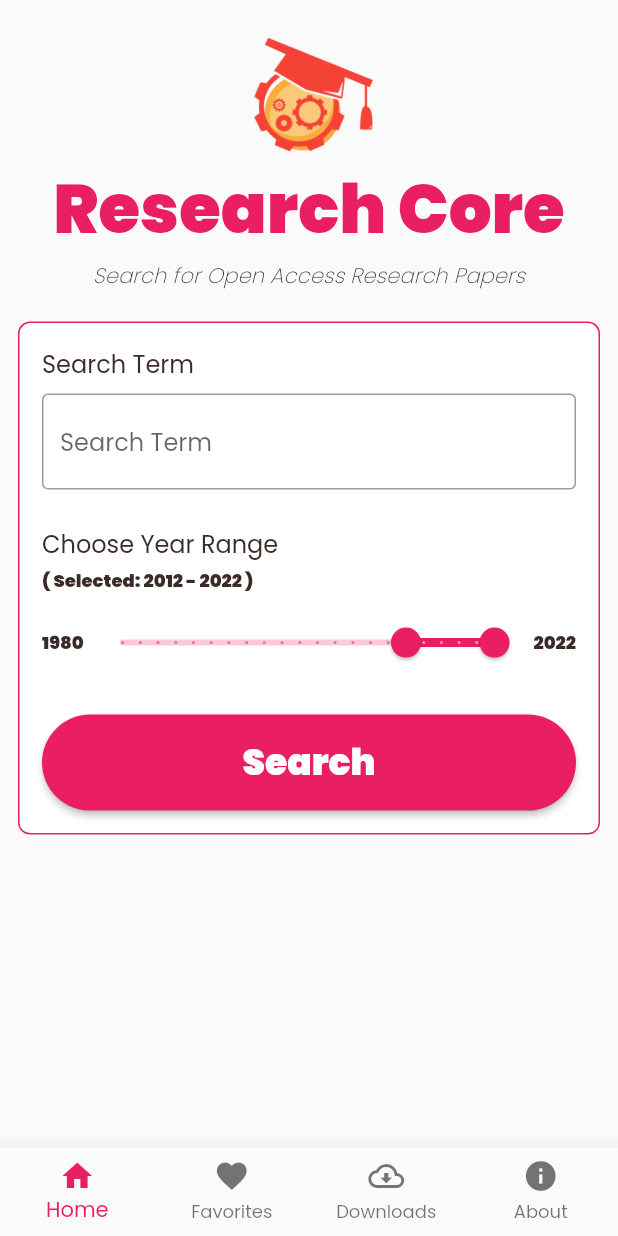
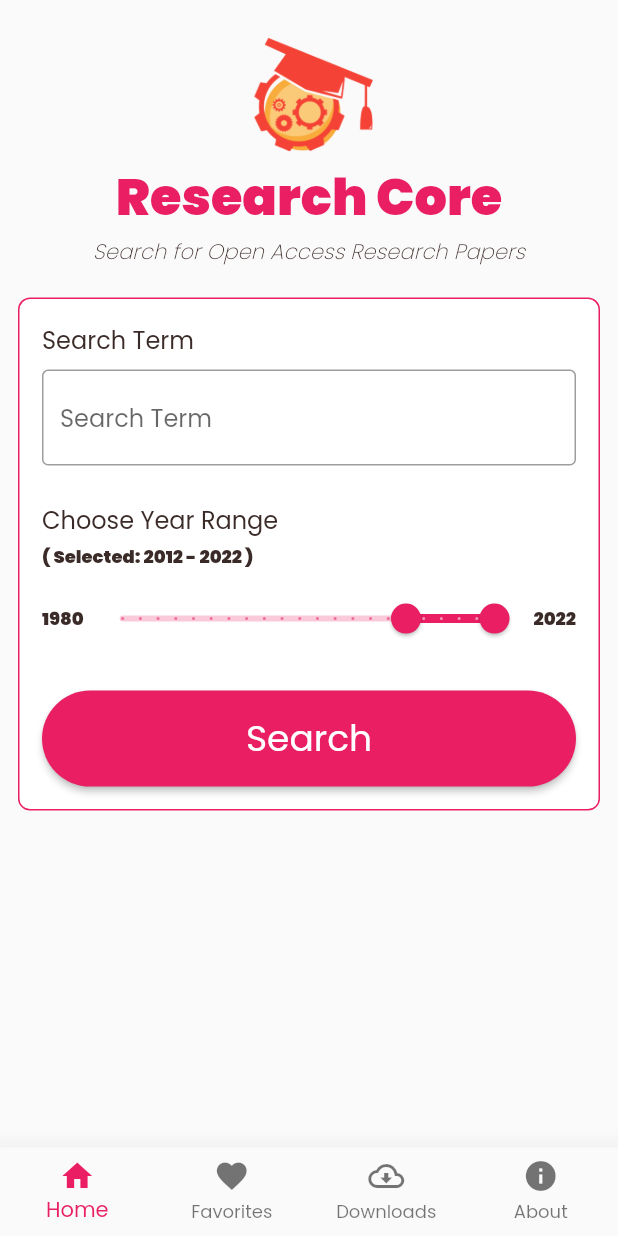
Before and after one commit to 99darshan/research-core, a Flutter app: the screen it shows after launch, on a phone screen of 412 x 824 dp. Run offline on Flutter 3.47's test engine with Material 2 defaults, Android fonts, the phone set to English and light mode, and no system bars; our stand-ins replace dio, shared_preferences; missing offline and left inert: syncfusion_flutter_pdfviewer.

Commit message:
fix: favorite article bug on detail screen + redundant taps on article detail screen

```diff
--- a/lib/screens/article_detail_screen.dart
+++ b/lib/screens/article_detail_screen.dart
@@ -19,6 +19,7 @@ class ArticleDetailScreen extends StatelessWidget {
           children: [
             ArticleCard(
               article: article,
+              isArticleDetailScreen: true,
             ),
             Card(
               margin: const EdgeInsets.symmetric(vertical: 4.0),
--- a/lib/screens/home_screen.dart
+++ b/lib/screens/home_screen.dart
@@ -134,7 +134,7 @@ class HomeScreenState extends State<HomeScreen> {
           ),
           Text(
             "Research Core",
-            style: Theme.of(context).textTheme.headline3,
+            style: Theme.of(context).textTheme.headline4,
           ),
           Text(
             "Search for Open Access Research Papers",
--- a/lib/utils/theme_util.dart
+++ b/lib/utils/theme_util.dart
@@ -12,7 +12,7 @@ class ThemeUtil {
       primaryColor: ThemeUtil.primaryColor,
       // https://api.flutter.dev/flutter/material/TextTheme-class.html
       textTheme: const TextTheme(
-        headline3: TextStyle(
+        headline4: TextStyle(
           color: ThemeUtil.primaryColor,
           fontFamily: 'Poppins',
           fontWeight: FontWeight.w900,
```
Also changed, not shown: lib/components/article_card.dart (+24 -1 lines), lib/screens/search_result_screen.dart (+0 -14 lines).
